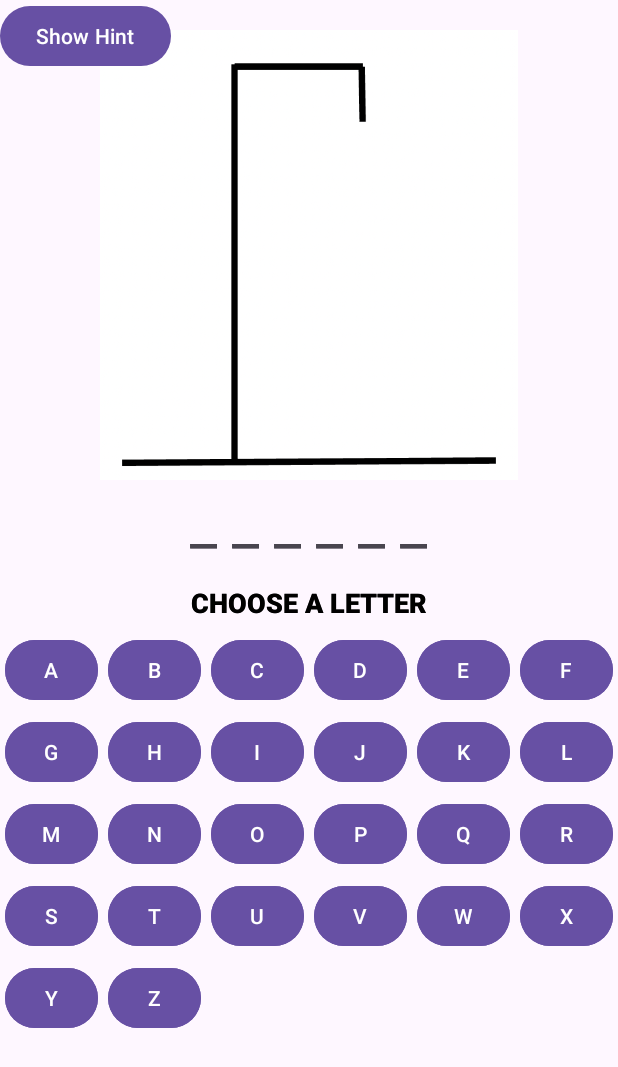
After one commit to CS-501-TeamMSH/HW4-Q5, an Android app: the fragment HintButton placed in its activity, on a phone screen of 412 x 824 dp. The commit adds this screen. Shown: the top 1067 px of the screen. Run offline under Robolectric (Android 15) with nearby library versions, the phone set to English and light mode, and no system bars.

Commit message:
landscape layout added, crashing on orientation change

```diff
--- a/app/src/main/AndroidManifest.xml
+++ b/app/src/main/AndroidManifest.xml
@@ -14,7 +14,8 @@
         tools:targetApi="31">
         <activity
             android:name=".MainActivity"
-            android:exported="true">
+            android:exported="true"
+            >
             <intent-filter>
                 <action android:name="android.intent.action.MAIN" />
 
--- /dev/null
+++ b/app/src/main/java/com/example/hw4_q5/HintButton.kt
@@ -0,0 +1,37 @@
+package com.example.hw4_q5
+
+import android.os.Bundle
+import androidx.fragment.app.Fragment
+import android.view.LayoutInflater
+import android.view.View
+import android.view.ViewGroup
+import android.widget.Button
+import android.widget.TextView
+
+
+class HintButton : Fragment() {
+    lateinit var hintbutton: Button
+    lateinit var hinttext: TextView
+
+
+    override fun onCreate(savedInstanceState: Bundle?) {
+        super.onCreate(savedInstanceState)
+
+    }
+
+    override fun onCreateView(
+        inflater: LayoutInflater, container: ViewGroup?,
+        savedInstanceState: Bundle?
+    ): View? {
+        // Inflate the layout for this fragment
+        var view = inflater.inflate(R.layout.fragment_hint_button, container, false)
+        hintbutton = view.findViewById(R.id.hintbutton)
+        hinttext = view.findViewById(R.id.hinttext)
+        return view
+    }
+
+    fun showHint () {
+        hinttext.setText(R.string.hinttext)
+    }
+
+}
--- a/app/src/main/java/com/example/hw4_q5/MainActivity.kt
+++ b/app/src/main/java/com/example/hw4_q5/MainActivity.kt
@@ -1,17 +1,10 @@
 package com.example.hw4_q5
 
-import androidx.appcompat.app.AppCompatActivity
+import android.content.res.Configuration
 import android.os.Bundle
-import android.os.Handler
-import android.os.Looper
 import android.util.Log
 import android.widget.Toast
-import com.example.hw4_q5.HangmanGame
-import com.example.hw4_q5.Hangman
-import com.example.hw4_q5.KeyboardFragment
-import com.example.hw4_q5.Word
-
-
+import androidx.appcompat.app.AppCompatActivity
 
 
 class MainActivity : AppCompatActivity() {
@@ -56,15 +49,35 @@ class MainActivity : AppCompatActivity() {
 
     fun play(char: Char) {
         if (hangmanGame.makeGuess(char)) {
+            showToast(getString(R.string.correct))
             var index = word.indexOf(char)
             wordFragment.updateDisplayedWord(char, index)
         } else {
             var num = hangmanGame.getRemainingGuesses()
+            if (num == 0) {
+                showToast(getString(R.string.gameover))
+            } else {
+                showToast(getString(R.string.incorrect))
+            }
             hangmanFragment.setHangman(num)
-            if (num == 0) {
-                Toast.makeText(this, "Game Over", Toast.LENGTH_SHORT).show()
-            }
+
 
         }
     }
+
+    private fun showToast(string: String) {
+        Toast.makeText(this, string, Toast.LENGTH_SHORT).show()
+    }
+
+    override fun onSaveInstanceState(outState: Bundle) {
+        super.onSaveInstanceState(outState)
+        // Save your state here
+    }
+
+    override fun onRestoreInstanceState(savedInstanceState: Bundle) {
+        super.onRestoreInstanceState(savedInstanceState)
+        // Restore your state here
+    }
+
+
 }
--- /dev/null
+++ b/app/src/main/res/layout-land/activity_main.xml
@@ -0,0 +1,54 @@
+<?xml version="1.0" encoding="utf-8"?>
+<androidx.constraintlayout.widget.ConstraintLayout xmlns:android="http://schemas.android.com/apk/res/android"
+    xmlns:app="http://schemas.android.com/apk/res-auto"
+    xmlns:tools="http://schemas.android.com/tools"
+    android:layout_width="match_parent"
+    android:layout_height="match_parent"
+    tools:context=".MainActivity">
+
+    <fragment
+        android:id="@+id/hangman"
+        android:name="com.example.hw4_q5.Hangman"
+        android:layout_width="275dp"
+        android:layout_height="275dp"
+        app:layout_constraintHorizontal_weight="5"
+        app:layout_constraintRight_toRightOf="parent"
+        app:layout_constraintTop_toTopOf="parent"
+        tools:layout="@layout/fragment_hangman" />
+
+    <fragment
+        android:id="@+id/word"
+        android:name="com.example.hw4_q5.Word"
+        android:layout_width="0dp"
+        android:layout_height="wrap_content"
+        app:layout_constraintTop_toBottomOf="@+id/hangman"
+        app:layout_constraintRight_toRightOf="parent"
+        android:layout_marginRight="60dp"
+        app:layout_constraintHorizontal_weight="5"
+        tools:layout="@layout/fragment_word" />
+
+    <fragment
+        android:id="@+id/hint"
+        android:name="com.example.hw4_q5.HintButton"
+        android:layout_width="0dp"
+        android:layout_height="wrap_content"
+        app:layout_constraintTop_toBottomOf="@+id/keyboard"
+        android:layout_marginTop="5dp"
+        app:layout_constraintLeft_toLeftOf="parent"
+        android:layout_marginLeft="20dp"
+        app:layout_constraintHorizontal_weight="5"
+        tools:layout="@layout/fragment_hint_button" />
+
+    <fragment
+        android:id="@+id/keyboard"
+        android:name="com.example.hw4_q5.KeyboardFragment"
+        android:layout_width="0dp"
+        android:layout_height="wrap_content"
+        app:layout_constraintEnd_toStartOf="@+id/hangman"
+        app:layout_constraintHorizontal_weight="10"
+        app:layout_constraintRight_toLeftOf="@id/hangman"
+        app:layout_constraintStart_toStartOf="parent"
+        app:layout_constraintTop_toTopOf="parent"
+        tools:layout="@layout/fragment_keyboard" />
+
+</androidx.constraintlayout.widget.ConstraintLayout>
--- a/app/src/main/res/layout/activity_main.xml
+++ b/app/src/main/res/layout/activity_main.xml
@@ -13,7 +13,8 @@
         android:layout_height="wrap_content"
         app:layout_constraintTop_toTopOf="parent"
         app:layout_constraintStart_toStartOf="parent"
-        app:layout_constraintEnd_toEndOf="parent" />
+        app:layout_constraintEnd_toEndOf="parent"
+        tools:layout="@layout/fragment_hangman" />
 
     <fragment
         android:id="@+id/word"
@@ -22,7 +23,8 @@
         android:layout_height="wrap_content"
         app:layout_constraintTop_toBottomOf="@+id/hangman"
         app:layout_constraintStart_toStartOf="parent"
-        app:layout_constraintEnd_toEndOf="parent" />
+        app:layout_constraintEnd_toEndOf="parent"
+        tools:layout="@layout/fragment_word"/>
 
     <fragment
         android:id="@+id/keyboard"
@@ -32,6 +34,7 @@
         android:layout_marginTop="10dp"
         app:layout_constraintTop_toBottomOf="@+id/word"
         app:layout_constraintStart_toStartOf="parent"
-        app:layout_constraintEnd_toEndOf="parent" />
+        app:layout_constraintEnd_toEndOf="parent"
+        tools:layout="@layout/fragment_keyboard"/>
 
 </androidx.constraintlayout.widget.ConstraintLayout>
--- /dev/null
+++ b/app/src/main/res/layout/fragment_hint_button.xml
@@ -0,0 +1,27 @@
+<?xml version="1.0" encoding="utf-8"?>
+<FrameLayout xmlns:android="http://schemas.android.com/apk/res/android"
+    xmlns:tools="http://schemas.android.com/tools"
+    android:layout_width="match_parent"
+    android:layout_height="match_parent"
+    tools:context=".HintButton">
+
+    <!-- TODO: Update blank fragment layout -->
+
+    <LinearLayout
+        android:layout_width="wrap_content"
+        android:layout_height="wrap_content"
+        android:orientation="horizontal">
+
+        <Button
+            android:id="@+id/hintbutton"
+            android:layout_width="wrap_content"
+            android:layout_height="wrap_content"
+            android:text="@string/hint"/>
+
+        <TextView
+            android:id="@+id/hinttext"
+            android:layout_width="wrap_content"
+            android:layout_height="wrap_content" />
+
+    </LinearLayout>
+</FrameLayout>
--- a/app/src/main/res/values/strings.xml
+++ b/app/src/main/res/values/strings.xml
@@ -31,4 +31,11 @@
     <string name="y">Y</string>
     <string name="z">Z</string>
     <string name="instruction">CHOOSE A LETTER</string>
+    <string name="gameover">Game Over</string>
+    <string name="incorrect">Incorrect</string>
+    <string name="correct">Correct</string>
+    <string name="hint">Show Hint</string>
+    <string name="hinttext">It\'s a fruit</string>
+
+
 </resources>
```
